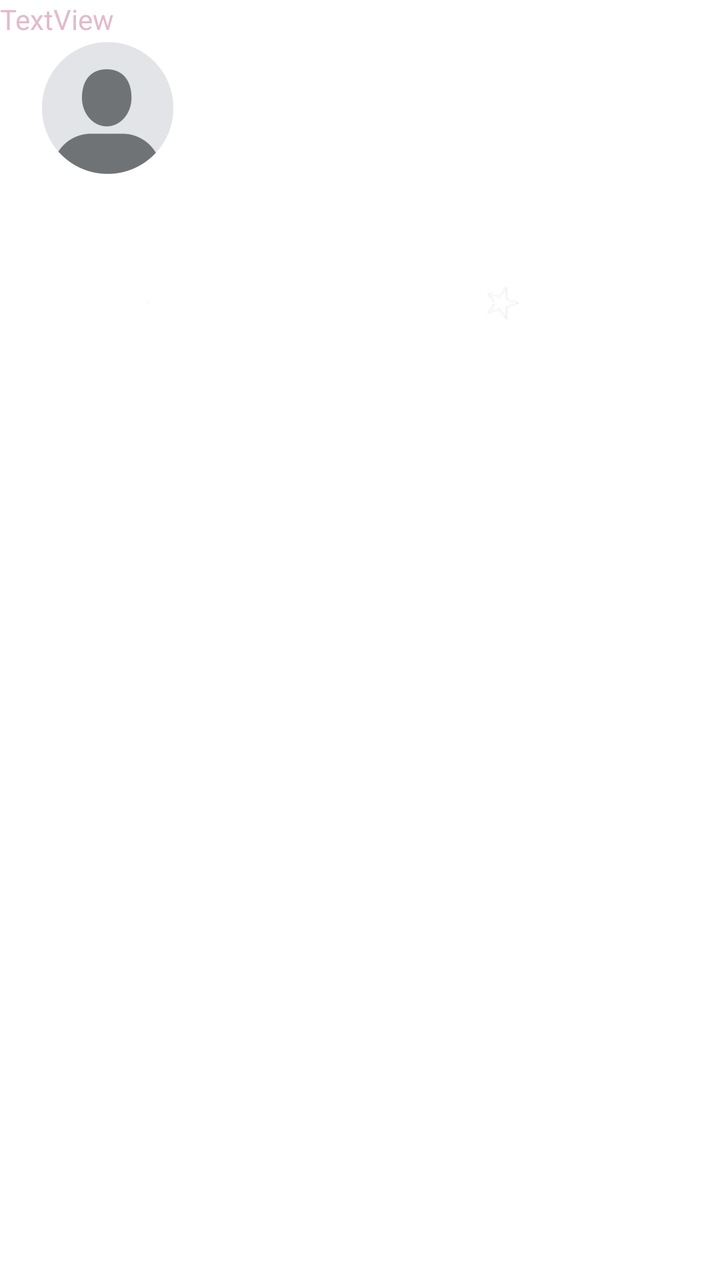
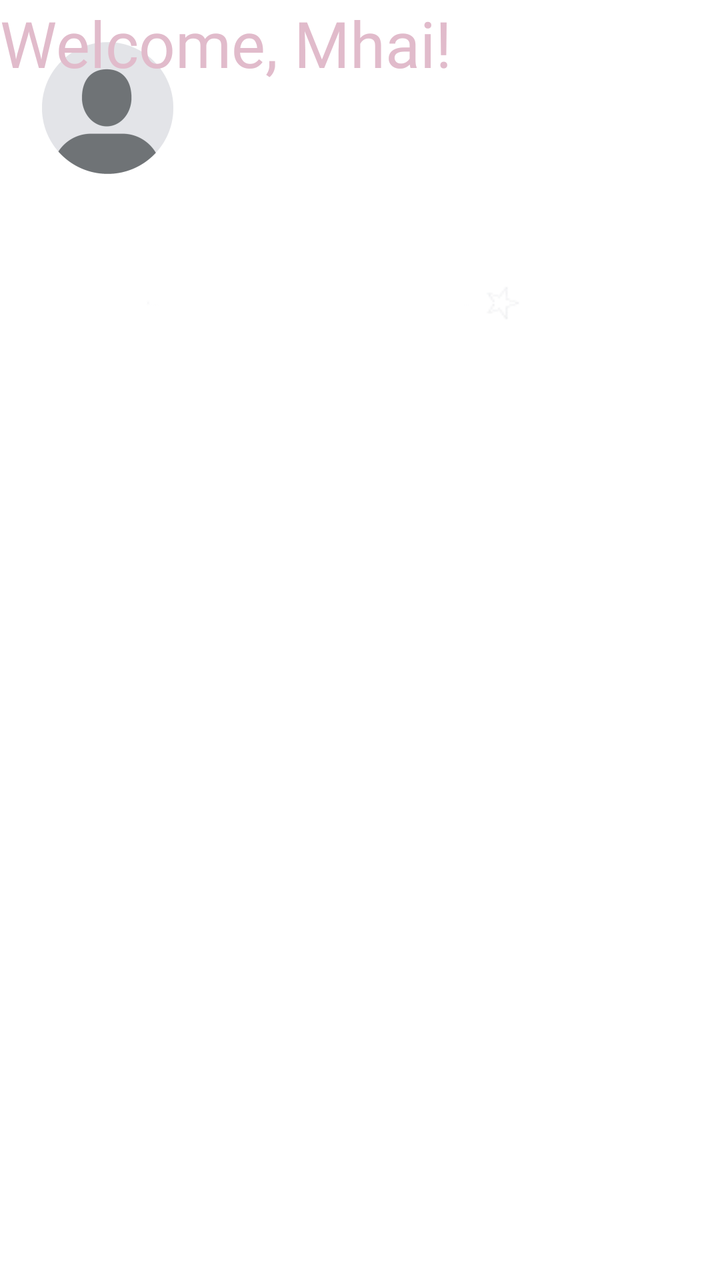

Before-and-after screenshots of an Android layout around one commit, followed by the original layout XML and the change that was made.
<!-- AndroidManifest.xml: application theme Theme.UnifastApp -->
<!-- res/layout/activity_greetings_screen.xml -->
<?xml version="1.0" encoding="utf-8"?>
<androidx.constraintlayout.widget.ConstraintLayout xmlns:android="http://schemas.android.com/apk/res/android"
    xmlns:app="http://schemas.android.com/apk/res-auto"
    xmlns:tools="http://schemas.android.com/tools"
    android:id="@+id/main"
    android:layout_width="match_parent"
    android:layout_height="match_parent"
    tools:context=".GreetingsScreen">

    <ImageView
        android:id="@+id/imageView5"
        android:layout_width="1679dp"
        android:layout_height="1589dp"
        app:srcCompat="@mipmap/secondbackround_foreground"
        tools:layout_editor_absoluteX="-612dp"
        tools:layout_editor_absoluteY="-333dp" />

    <ImageView
        android:id="@+id/imageView6"
        android:layout_width="wrap_content"
        android:layout_height="wrap_content"
        app:srcCompat="@mipmap/profilepicture_foreground"
        tools:layout_editor_absoluteX="-6dp"
        tools:layout_editor_absoluteY="-1dp" />

    <ImageView
        android:id="@+id/imageView7"
        android:layout_width="333dp"
        android:layout_height="304dp"
        app:srcCompat="@mipmap/design_foreground"
        tools:layout_editor_absoluteX="16dp"
        tools:layout_editor_absoluteY="-85dp" />

    <TextView
        android:id="@+id/GreetingsMhai"
        android:layout_width="wrap_content"
        android:layout_height="wrap_content"
        android:text="TextView"
        android:textColor="#e1bbcb" />
        tools:layout_editor_absoluteX="138dp"
        tools:layout_editor_absoluteY="18dp" />
</androidx.constraintlayout.widget.ConstraintLayout>
<!-- resources referenced by this layout -->
<resources>
  <!-- mipmap design_foreground: webp bitmap (mipmap-hdpi, 232 bytes) -->
  <!-- mipmap profilepicture_foreground: webp bitmap (mipmap-hdpi, 1758 bytes) -->
  <!-- mipmap secondbackround_foreground: webp bitmap (mipmap-hdpi, 1274 bytes) -->
  <style name="Theme.UnifastApp" parent="Theme.MaterialComponents.DayNight.DarkActionBar">
          
          <item name="colorPrimary">@color/purple_500</item>
          <item name="colorPrimaryVariant">@color/purple_700</item>
          <item name="colorOnPrimary">@color/white</item>
          
          <item name="colorSecondary">@color/teal_200</item>
          <item name="colorSecondaryVariant">@color/teal_700</item>
          <item name="colorOnSecondary">@color/black</item>
          
          <item name="android:statusBarColor">?attr/colorPrimaryVariant</item>
          
      </style>
  <color name="purple_500">#FF6200EE</color>
  <color name="purple_700">#FF3700B3</color>
  <color name="white">#FFFFFFFF</color>
  <color name="teal_200">#FF03DAC5</color>
  <color name="teal_700">#FF018786</color>
  <color name="black">#FF000000</color>
</resources>

<!-- the commit's change to res/layout/activity_greetings_screen.xml (unified diff, before → after) -->
@@ -29,14 +29,20 @@
         android:layout_height="304dp"
         app:srcCompat="@mipmap/design_foreground"
         tools:layout_editor_absoluteX="16dp"
-        tools:layout_editor_absoluteY="-85dp" />
+        tools:layout_editor_absoluteY="-88dp" />
 
     <TextView
-        android:id="@+id/GreetingsMhai"
-        android:layout_width="wrap_content"
-        android:layout_height="wrap_content"
-        android:text="TextView"
-        android:textColor="#e1bbcb" />
-        tools:layout_editor_absoluteX="138dp"
-        tools:layout_editor_absoluteY="18dp" />
+        android:id="@+id/textView"
+        android:layout_width="247dp"
+        android:layout_height="51dp"
+        android:fontFamily="@font/akaya_kanadaka"
+        android:text="Welcome, Mhai!"
+        android:textColor="#e1bbcb"
+        android:textSize="32sp"
+        tools:layout_editor_absoluteX="82dp"
+        tools:layout_editor_absoluteY="25dp" />
+
+
+
+
 </androidx.constraintlayout.widget.ConstraintLayout>
